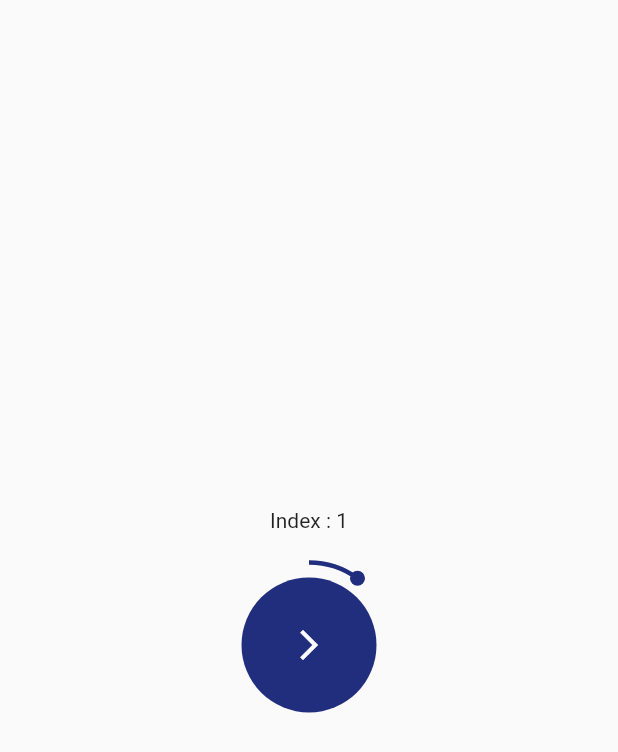
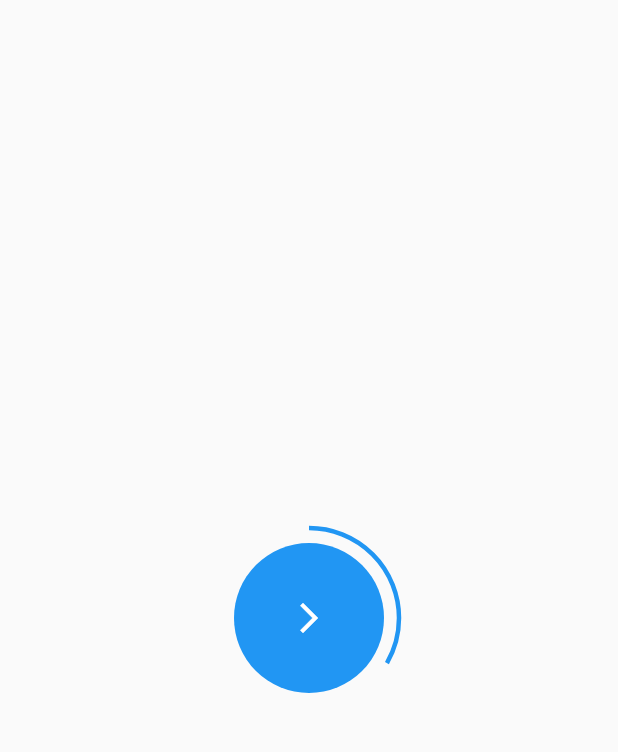
Before and after one commit to SushanShakya/flutter_circlular_page_indicator, a Flutter app: the screen it shows after launch, after a tap on the "arrow forward ios" icon, on a phone screen of 412 x 824 dp. Shown: the top 752 px of the screen. Run offline on Flutter 3.47's test engine with Material 2 defaults, Android fonts, the phone set to English and light mode, and no system bars.

```diff
--- a/lib/main.dart
+++ b/lib/main.dart
@@ -1,7 +1,8 @@
 import 'dart:math';
 
+import 'package:flutter/material.dart';
+
 import 'package:animation/tap_effect.dart';
-import 'package:flutter/material.dart';
 
 void main() => runApp(Animation());
 
@@ -14,8 +15,174 @@ class Animation extends StatelessWidget {
         appBarTheme: const AppBarTheme(elevation: 0),
       ),
       debugShowCheckedModeBanner: false,
-      home: Home(),
+      home: _Home(),
     );
+  }
+}
+
+class _Home extends StatefulWidget {
+  @override
+  State<_Home> createState() => __HomeState();
+}
+
+class __HomeState extends State<_Home> with TickerProviderStateMixin {
+  late AnimationController controller;
+
+  static const totalPages = 3;
+
+  int curPage = 0;
+
+  @override
+  void initState() {
+    super.initState();
+    controller = AnimationController(
+      vsync: this,
+      duration: const Duration(seconds: 1),
+    );
+  }
+
+  void nextPage() {
+    if (curPage == totalPages) {
+      curPage = 0;
+    } else {
+      curPage++;
+    }
+    controller.animateTo(curPage / totalPages);
+  }
+
+  @override
+  Widget build(BuildContext context) {
+    return Scaffold(
+      body: Center(
+        child: AnimatedBuilder(
+          animation: controller,
+          builder: (c, child) => Btn(
+            value: controller.value,
+            onTap: nextPage,
+          ),
+        ),
+      ),
+    );
+  }
+}
+
+class Btn extends StatelessWidget {
+  final double size;
+  final double value;
+  final void Function() onTap;
+  const Btn({
+    Key? key,
+    this.size = 100,
+    required this.onTap,
+    required this.value,
+  }) : super(key: key);
+  @override
+  Widget build(BuildContext context) {
+    return SizedBox(
+      height: size + 20,
+      width: size + 20,
+      child: Stack(
+        children: [
+          SizedBox(
+            height: size + 20,
+            width: size + 20,
+            child: CustomPaint(
+              painter: IndicatorPainter(value: value),
+            ),
+          ),
+          Center(
+            child: GestureDetector(
+              onTap: onTap,
+              child: Container(
+                height: size,
+                width: size,
+                decoration: const BoxDecoration(
+                  color: Colors.blue,
+                  shape: BoxShape.circle,
+                ),
+                child: const Center(
+                  child: Icon(Icons.arrow_forward_ios, color: Colors.white),
+                ),
+              ),
+            ),
+          ),
+        ],
+      ),
+    );
+  }
+}
+
+class IndicatorPainter extends CustomPainter {
+  final double value;
+  IndicatorPainter({
+    required this.value,
+  }) : assert(value >= 0 && value <= 1);
+  @override
+  void paint(Canvas canvas, Size size) {
+    final paint = Paint()
+      ..color = Colors.blue
+      ..strokeWidth = 3
+      ..style = PaintingStyle.stroke;
+
+    final angle = 6.2832 * value;
+
+    canvas.drawArc(
+      const Offset(0, 0) & const Size(120, 120),
+      -1.5708,
+      angle,
+      false,
+      paint,
+    );
+  }
+
+  @override
+  bool shouldRepaint(covariant CustomPainter oldDelegate) {
+    return true;
+  }
+}
+
+class ArcPainter extends CustomPainter {
+  final double value;
+  final double size;
+  ArcPainter(this.value, this.size) : super();
+  @override
+  void paint(Canvas canvas, Size size) {
+    final paint = Paint()
+      ..color = primaryColor
+      ..strokeWidth = 3
+      ..style = PaintingStyle.stroke;
+
+    final paint2 = Paint()
+      ..color = primaryColor
+      ..style = PaintingStyle.fill;
+
+    final radius = size.width / 2;
+    // final angle = 2.0944 * index;
+    final angle = 6.2832 * value;
+    var x = radius * sin(angle);
+    var y = radius * cos(angle);
+
+    var h = radius;
+    var k = radius;
+    var center = Offset(-y, -x);
+
+    if (value > 0) {
+      canvas.drawCircle(Offset(h - center.dy, k + center.dx), 5, paint2);
+    }
+
+    canvas.drawArc(
+      const Offset(0, 0) & Size(this.size, this.size),
+      -1.5708,
+      angle,
+      false,
+      paint,
+    );
+    // canvas.drawCircle(Offset(size.width / 2, size.height / 2), 100, paint);
+  }
+
+  @override
+  bool shouldRepaint(covariant CustomPainter oldDelegate) {
+    return true;
   }
 }
 
@@ -100,7 +267,7 @@ class OnboardBtn extends StatelessWidget {
             height: size,
             width: size,
             child: CustomPaint(
-              painter: IndicatorPainter(value, size),
+              painter: ArcPainter(value, size),
             ),
           ),
           Center(
@@ -129,48 +296,3 @@ class OnboardBtn extends StatelessWidget {
 }
 
 Color primaryColor = const Color(0xff212E7E);
-
-class IndicatorPainter extends CustomPainter {
-  final double value;
-  final double size;
-  IndicatorPainter(this.value, this.size) : super();
-  @override
-  void paint(Canvas canvas, Size size) {
-    final paint = Paint()
-      ..color = primaryColor
-      ..strokeWidth = 3
-      ..style = PaintingStyle.stroke;
-
-    final paint2 = Paint()
-      ..color = primaryColor
-      ..style = PaintingStyle.fill;
-
-    final radius = size.width / 2;
-    // final angle = 2.0944 * index;
-    final angle = 6.2832 * value;
-    var x = radius * sin(angle);
-    var y = radius * cos(angle);
-
-    var h = radius;
-    var k = radius;
-    var center = Offset(-y, -x);
-
-    if (value > 0) {
-      canvas.drawCircle(Offset(h - center.dy, k + center.dx), 5, paint2);
-    }
-
-    canvas.drawArc(
-      const Offset(0, 0) & Size(this.size, this.size),
-      -1.5708,
-      angle,
-      false,
-      paint,
-    );
-    // canvas.drawCircle(Offset(size.width / 2, size.height / 2), 100, paint);
-  }
-
-  @override
-  bool shouldRepaint(covariant CustomPainter oldDelegate) {
-    return true;
-  }
-}
```
